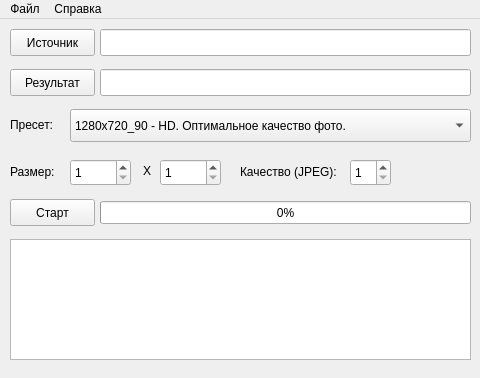
The window that src/batch_image_resize/ui_files/MainWindow.ui (thunderamur/batch-image-resize) describes before a commit, drawn with Qt 5.
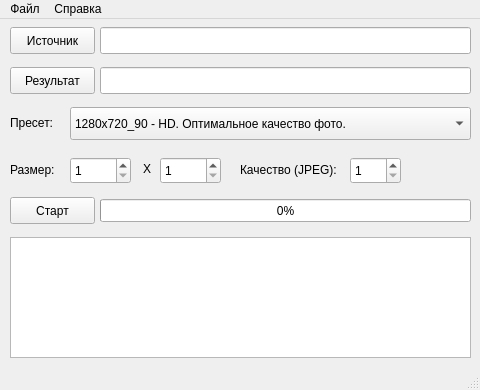
The same window after the commit.

```diff
--- a/src/batch_image_resize/ui_files/MainWindow.ui
+++ b/src/batch_image_resize/ui_files/MainWindow.ui
@@ -7,18 +7,30 @@
     <x>0</x>
     <y>0</y>
     <width>480</width>
-    <height>378</height>
+    <height>390</height>
    </rect>
   </property>
+  <property name="minimumSize">
+   <size>
+    <width>480</width>
+    <height>390</height>
+   </size>
+  </property>
+  <property name="maximumSize">
+   <size>
+    <width>480</width>
+    <height>390</height>
+   </size>
+  </property>
   <property name="windowTitle">
-   <string>MainWindow</string>
+   <string>Batch Image Resize</string>
   </property>
   <widget class="QWidget" name="centralwidget">
    <widget class="QLineEdit" name="lineEdit_Source">
     <property name="geometry">
      <rect>
       <x>100</x>
-      <y>10</y>
+      <y>8</y>
       <width>371</width>
       <height>27</height>
      </rect>
@@ -28,30 +40,17 @@
     <property name="geometry">
      <rect>
       <x>100</x>
-      <y>50</y>
+      <y>48</y>
       <width>371</width>
       <height>27</height>
      </rect>
     </property>
    </widget>
-   <widget class="QPushButton" name="pushButton_Source">
-    <property name="geometry">
-     <rect>
-      <x>10</x>
-      <y>10</y>
-      <width>85</width>
-      <height>27</height>
-     </rect>
-    </property>
-    <property name="text">
-     <string>Источник</string>
-    </property>
-   </widget>
    <widget class="QPushButton" name="pushButton_Destination">
     <property name="geometry">
      <rect>
       <x>10</x>
-      <y>50</y>
+      <y>48</y>
       <width>85</width>
       <height>27</height>
      </rect>
@@ -60,40 +59,11 @@
      <string>Результат</string>
     </property>
    </widget>
-   <widget class="QLabel" name="label_Size">
-    <property name="geometry">
-     <rect>
-      <x>10</x>
-      <y>142</y>
-      <width>54</width>
-      <height>21</height>
-     </rect>
-    </property>
-    <property name="text">
-     <string>Размер:</string>
-    </property>
-   </widget>
-   <widget class="QSpinBox" name="spinBox_Width">
-    <property name="geometry">
-     <rect>
-      <x>70</x>
-      <y>140</y>
-      <width>61</width>
-      <height>27</height>
-     </rect>
-    </property>
-    <property name="minimum">
-     <number>1</number>
-    </property>
-    <property name="maximum">
-     <number>9999</number>
-    </property>
-   </widget>
    <widget class="QLabel" name="label_X">
     <property name="geometry">
      <rect>
       <x>139</x>
-      <y>141</y>
+      <y>139</y>
       <width>16</width>
       <height>21</height>
      </rect>
@@ -105,69 +75,11 @@
      <set>Qt::AlignCenter</set>
     </property>
    </widget>
-   <widget class="QSpinBox" name="spinBox_Height">
-    <property name="geometry">
-     <rect>
-      <x>160</x>
-      <y>140</y>
-      <width>61</width>
-      <height>27</height>
-     </rect>
-    </property>
-    <property name="minimum">
-     <number>1</number>
-    </property>
-    <property name="maximum">
-     <number>9999</number>
-    </property>
-   </widget>
-   <widget class="QLabel" name="label_Quality">
-    <property name="geometry">
-     <rect>
-      <x>240</x>
-      <y>142</y>
-      <width>101</width>
-      <height>21</height>
-     </rect>
-    </property>
-    <property name="text">
-     <string>Качество (JPEG):</string>
-    </property>
-   </widget>
-   <widget class="QSpinBox" name="spinBox_Quality">
-    <property name="geometry">
-     <rect>
-      <x>350</x>
-      <y>140</y>
-      <width>41</width>
-      <height>27</height>
-     </rect>
-    </property>
-    <property name="minimum">
-     <number>1</number>
-    </property>
-    <property name="maximum">
-     <number>100</number>
-    </property>
-   </widget>
-   <widget class="QLabel" name="label_Preset">
-    <property name="geometry">
-     <rect>
-      <x>10</x>
-      <y>95</y>
-      <width>54</width>
-      <height>21</height>
-     </rect>
-    </property>
-    <property name="text">
-     <string>Пресет:</string>
-    </property>
-   </widget>
    <widget class="QComboBox" name="comboBox_Preset">
     <property name="geometry">
      <rect>
       <x>70</x>
-      <y>90</y>
+      <y>88</y>
       <width>401</width>
       <height>33</height>
      </rect>
@@ -193,24 +105,40 @@
      </property>
     </item>
    </widget>
-   <widget class="QPushButton" name="pushButton_Start">
+   <widget class="QSpinBox" name="spinBox_Height">
     <property name="geometry">
      <rect>
-      <x>10</x>
-      <y>180</y>
-      <width>85</width>
+      <x>160</x>
+      <y>138</y>
+      <width>61</width>
       <height>27</height>
      </rect>
     </property>
+    <property name="minimum">
+     <number>1</number>
+    </property>
+    <property name="maximum">
+     <number>9999</number>
+    </property>
+   </widget>
+   <widget class="QLabel" name="label_Preset">
+    <property name="geometry">
+     <rect>
+      <x>10</x>
+      <y>93</y>
+      <width>54</width>
+      <height>21</height>
+     </rect>
+    </property>
     <property name="text">
-     <string>Старт</string>
+     <string>Пресет:</string>
     </property>
    </widget>
    <widget class="QProgressBar" name="progressBar">
     <property name="geometry">
      <rect>
       <x>100</x>
-      <y>182</y>
+      <y>180</y>
       <width>371</width>
       <height>23</height>
      </rect>
@@ -219,11 +147,82 @@
      <number>0</number>
     </property>
    </widget>
+   <widget class="QPushButton" name="pushButton_Start">
+    <property name="geometry">
+     <rect>
+      <x>10</x>
+      <y>178</y>
+      <width>85</width>
+      <height>27</height>
+     </rect>
+    </property>
+    <property name="text">
+     <string>Старт</string>
+    </property>
+   </widget>
+   <widget class="QSpinBox" name="spinBox_Quality">
+    <property name="geometry">
+     <rect>
+      <x>350</x>
+      <y>138</y>
+      <width>51</width>
+      <height>27</height>
+     </rect>
+    </property>
+    <property name="minimum">
+     <number>1</number>
+    </property>
+    <property name="maximum">
+     <number>100</number>
+    </property>
+   </widget>
+   <widget class="QLabel" name="label_Size">
+    <property name="geometry">
+     <rect>
+      <x>10</x>
+      <y>140</y>
+      <width>54</width>
+      <height>21</height>
+     </rect>
+    </property>
+    <property name="text">
+     <string>Размер:</string>
+    </property>
+   </widget>
+   <widget class="QSpinBox" name="spinBox_Width">
+    <property name="geometry">
+     <rect>
+      <x>70</x>
+      <y>138</y>
+      <width>61</width>
+      <height>27</height>
+     </rect>
+    </property>
+    <property name="minimum">
+     <number>1</number>
+    </property>
+    <property name="maximum">
+     <number>9999</number>
+    </property>
+   </widget>
+   <widget class="QPushButton" name="pushButton_Source">
+    <property name="geometry">
+     <rect>
+      <x>10</x>
+      <y>8</y>
+      <width>85</width>
+      <height>27</height>
+     </rect>
+    </property>
+    <property name="text">
+     <string>Источник</string>
+    </property>
+   </widget>
    <widget class="QPlainTextEdit" name="plainTextEdit_Output">
     <property name="geometry">
      <rect>
       <x>10</x>
-      <y>220</y>
+      <y>218</y>
       <width>461</width>
       <height>121</height>
      </rect>
@@ -235,6 +234,19 @@
      <bool>true</bool>
     </property>
    </widget>
+   <widget class="QLabel" name="label_Quality">
+    <property name="geometry">
+     <rect>
+      <x>240</x>
+      <y>140</y>
+      <width>101</width>
+      <height>21</height>
+     </rect>
+    </property>
+    <property name="text">
+     <string>Качество (JPEG):</string>
+    </property>
+   </widget>
   </widget>
   <widget class="QMenuBar" name="menubar">
    <property name="geometry">
@@ -260,6 +272,7 @@
    <addaction name="menu"/>
    <addaction name="menu_2"/>
   </widget>
+  <widget class="QStatusBar" name="statusbar"/>
   <action name="action">
    <property name="text">
     <string>Выход</string>
```
